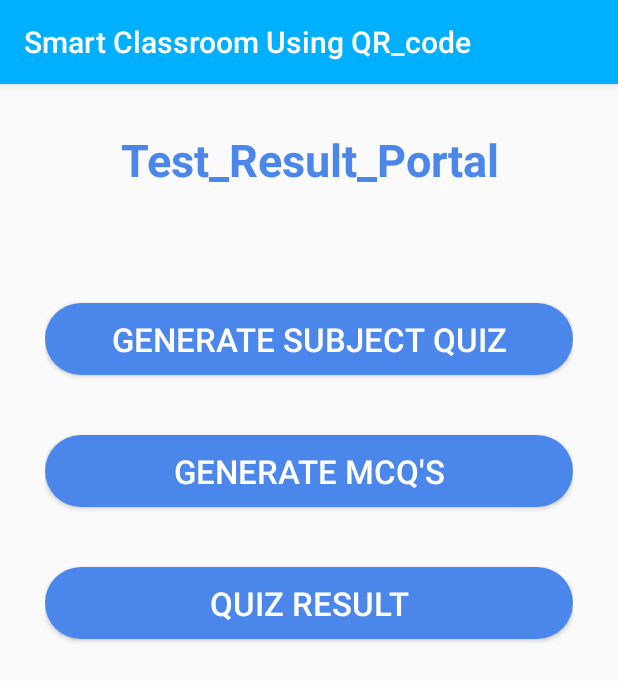
After one commit to izza-tech/SmartClassroomUsingQR_code, an Android app: the TeacherGeneratQuiz screen opened directly, with no data from a screen before it, on a phone screen of 412 x 824 dp. The commit adds this screen. Shown: the top 681 px of the screen. Run offline under Robolectric (Android 15) with nearby library versions, the phone set to English and light mode, and no system bars.

Commit message:
All bugs fixed

```diff
--- /dev/null
+++ b/app/src/main/java/com/example/smartclassroomusingqr_code/TeacherGeneratQuiz.java
@@ -0,0 +1,46 @@
+package com.example.smartclassroomusingqr_code;
+
+import androidx.appcompat.app.AppCompatActivity;
+
+import android.content.Intent;
+import android.os.Bundle;
+import android.view.View;
+import android.widget.Button;
+
+public class TeacherGeneratQuiz extends AppCompatActivity {
+    Button createquiz,quizResult , generatemcq;
+
+    @Override
+    protected void onCreate(Bundle savedInstanceState) {
+        super.onCreate( savedInstanceState );
+        setContentView( R.layout.activity_teacher_generat_quiz );
+
+
+        createquiz=(Button) findViewById(R.id.btncreatequiz);
+        createquiz.setOnClickListener(new View.OnClickListener() {
+            @Override
+            public void onClick(View v) {
+                Intent intent=new Intent (TeacherGeneratQuiz.this,GenerateQuiz.class);
+                startActivity(intent);            }
+        });
+
+
+        generatemcq=(Button)findViewById(R.id.btngeneratemcq);
+        generatemcq.setOnClickListener( new View.OnClickListener() {
+            @Override
+            public void onClick(View view) {
+                Intent intent= new Intent (TeacherGeneratQuiz.this,CreateQuiz.class);
+                startActivity(intent);
+
+            }
+        } );
+
+        quizResult=(Button) findViewById(R.id.btnquizresult);
+        quizResult.setOnClickListener(new View.OnClickListener() {
+            @Override
+            public void onClick(View v) {
+                Intent intent = new Intent( TeacherGeneratQuiz.this, SelectResultSubject.class );
+                startActivity( intent );            }
+        });
+    }
+}
--- /dev/null
+++ b/app/src/main/res/layout/activity_teacher_generat_quiz.xml
@@ -0,0 +1,62 @@
+<?xml version="1.0" encoding="utf-8"?>
+<LinearLayout xmlns:android="http://schemas.android.com/apk/res/android"
+    xmlns:app="http://schemas.android.com/apk/res-auto"
+    xmlns:tools="http://schemas.android.com/tools"
+    android:layout_width="match_parent"
+    android:padding="30dp"
+
+    android:orientation="vertical"
+    android:layout_height="match_parent"
+    tools:context=".TeacherGeneratQuiz">
+
+    <TextView
+        android:layout_height="wrap_content"
+        android:layout_width="match_parent"
+        android:textColor="@color/colorblue"
+        android:textSize="30dp"
+        android:textStyle="bold"
+        android:textAlignment="center"
+        android:text="Test_Result_Portal"/>
+
+        <LinearLayout
+            android:layout_width="match_parent"
+            android:layout_height="match_parent"
+            android:layout_marginTop="60dp"
+            android:orientation="vertical">
+
+            <Button
+                android:layout_height="wrap_content"
+                android:layout_width="match_parent"
+                android:textColor="#ffffffff"
+                android:textSize="22sp"
+                android:text="Generate Subject Quiz"
+                android:background="@drawable/roundedbutton"
+                android:layout_marginTop="15dp"
+                android:id="@+id/btncreatequiz"/>
+
+
+
+            <Button
+                android:layout_height="wrap_content"
+                android:layout_width="match_parent"
+                android:textColor="#ffffffff"
+                android:textSize="22sp"
+                android:text="Generate Mcq's"
+                android:background="@drawable/roundedbutton"
+                android:layout_marginTop="40dp"
+                android:id="@+id/btngeneratemcq"/>
+
+            <Button
+                android:layout_height="wrap_content"
+                android:layout_width="match_parent"
+                android:textColor="#ffffffff"
+                android:textSize="22sp"
+                android:text="Quiz Result"
+                android:background="@drawable/roundedbutton"
+                android:layout_marginTop="40dp"
+                android:id="@+id/btnquizresult"/>
+
+
+        </LinearLayout>
+
+</LinearLayout>
```
Also changed, not shown: app/src/main/AndroidManifest.xml (+12 -11 lines), app/src/main/java/com/example/smartclassroomusingqr_code/GenerateQuiz.java (+2 -11 lines), app/src/main/java/com/example/smartclassroomusingqr_code/StudentQuizSection.java (added, +38 -0 lines), app/src/main/java/com/example/smartclassroomusingqr_code/ViewStudentAdapter.java (+7 -1 lines), app/src/main/java/com/example/smartclassroomusingqr_code/ViewTimeTable.java (+20 -20 lines), app/src/main/java/com/example/smartclassroomusingqr_code/students.java (+11 -24 lines), app/src/main/java/com/example/smartclassroomusingqr_code/teachers.java (+4 -15 lines), app/src/main/res/drawable/ic_add_alert_black_24dp.xml (added, +9 -0 lines), app/src/main/res/layout/activity_generate_quiz.xml (+1 -14 lines), app/src/main/res/layout/activity_student_quiz_section.xml (added, +64 -0 lines), app/src/main/res/layout/activity_students.xml (+10 -21 lines), app/src/main/res/layout/activity_teachers.xml (+10 -10 lines), app/src/main/res/layout/post.xml (+20 -4 lines).
